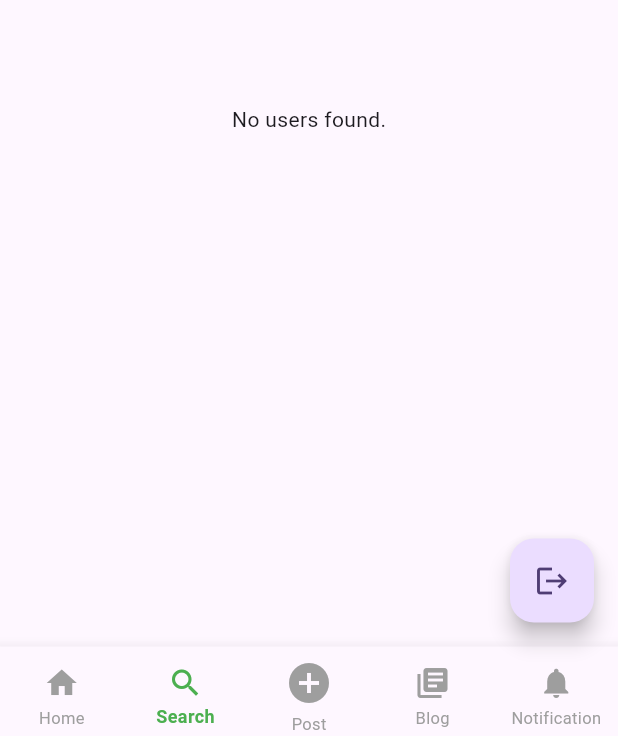
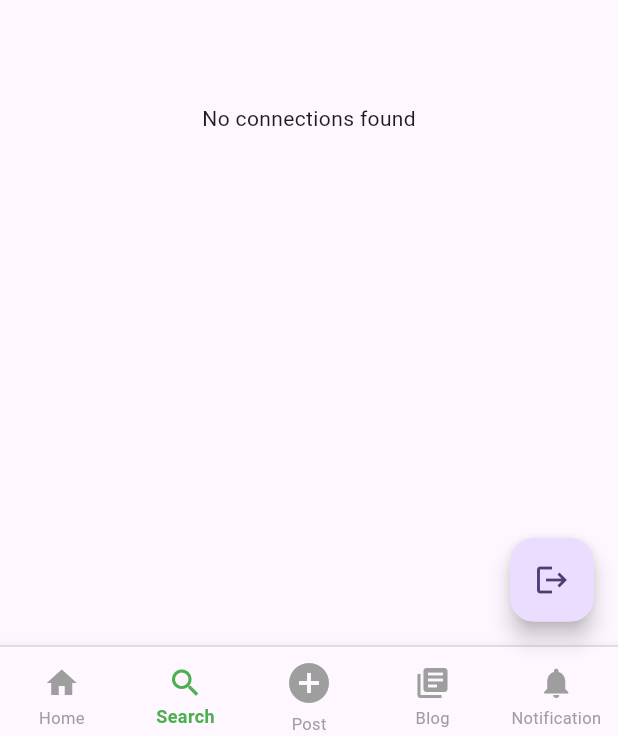
Before and after one commit to ShubhamG2004/AgroNex, a Flutter app: the screen it shows once a user with an empty profile is signed in, swiped to page 2, on a phone screen of 412 x 824 dp. Shown: the part 492-1228 px from the top of the screen. Run offline on Flutter 3.47's test engine with Material 3 defaults, Android fonts, the phone set to English and light mode, and no system bars; our stand-ins replace cloud_firestore, firebase_auth, firebase_core, firebase_storage, get, google_sign_in and 1 more; accounts and stored records are empty; network calls fail.

Commit message:
modified:   lib/Connections/ConnectionsPage.dart 	modified:   lib/homepage.dart

```diff
--- a/lib/homepage.dart
+++ b/lib/homepage.dart
@@ -121,7 +121,13 @@ class _HomepageState extends State<Homepage> {
         onPressed: () => signout(),
         child: Icon(Icons.logout),
       ),
-      bottomNavigationBar: BottomNavigationBar(
+      bottomNavigationBar: Container(
+        decoration: BoxDecoration(
+          border: Border(
+            top: BorderSide(color: Colors.grey, width: 0.5), // Top border
+          ),
+        ),
+        child: BottomNavigationBar(
           items: <BottomNavigationBarItem>[
             BottomNavigationBarItem(
               icon: Padding(
@@ -168,6 +174,7 @@ class _HomepageState extends State<Homepage> {
           unselectedFontSize: 11,
           selectedLabelStyle: TextStyle(fontWeight: FontWeight.bold), // bold
         ),
+      ),
     );
   }
 }
```
Also changed, not shown: lib/Connections/ConnectionsPage.dart (+27 -24 lines). Lines whose indentation alone changed are shown as unchanged.
